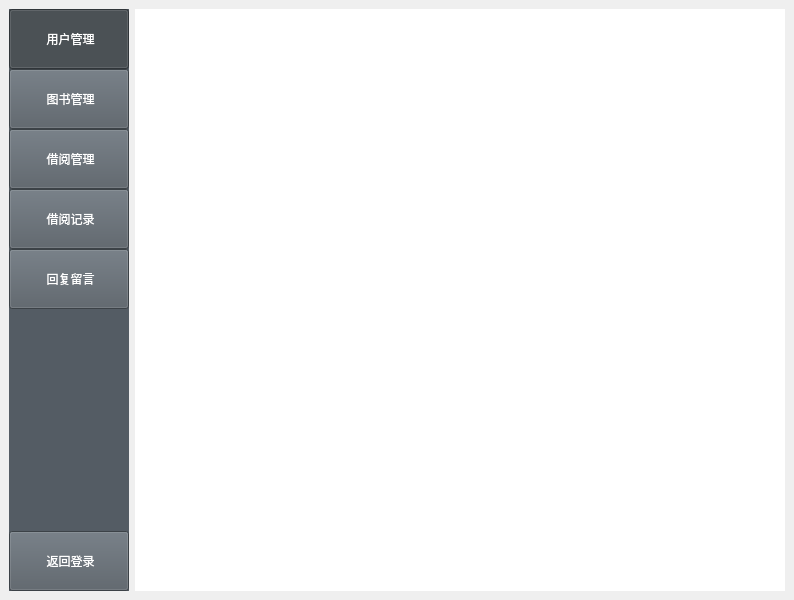
Old version of the form bookmgr/cell/cell_main.ui in the repository ZF-Xie/book-manager.
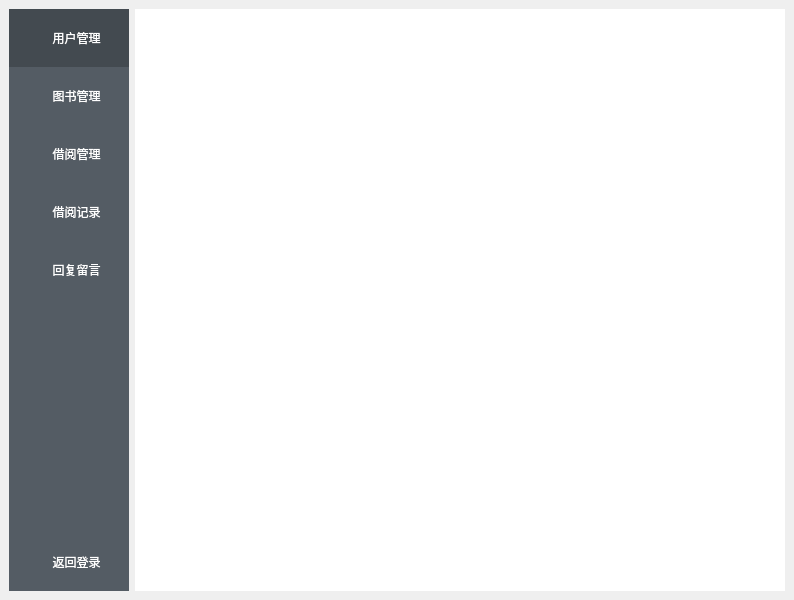
New version of the form. Icons and pictures are not drawn.

```diff
--- a/bookmgr/cell/cell_main.ui
+++ b/bookmgr/cell/cell_main.ui
@@ -15,9 +15,9 @@
   </property>
   <widget class="QWidget" name="centralwidget">
    <property name="styleSheet">
-    <string notr="true">QWidget#tool {background:rgb(84,92,100);}
-QWidget#tool QToolButton{background:rgb(84,92,100);color:white;min-height:55px;font:14px&quot;楷体&quot;;padding-left:12px;}
-QWidget#tool QToolButton:checked{background:rgb(67,74,80);}
+    <string notr="true">QWidget#tool {background-color:rgb(84,92,100);}
+QWidget#tool QToolButton{border:none;background:rgb(84,92,100);color:white;min-height:55px;font:14px&quot;楷体&quot;;padding-left:12px;}
+QWidget#tool QToolButton:checked{border:none;background:rgb(67,74,80);}
 QStackedWidget#stackedWidget{background-color:white;}</string>
    </property>
    <layout class="QGridLayout" name="gridLayout_2">
```
Left out of the diff: 18 changed lines with no effect on the pictures.
